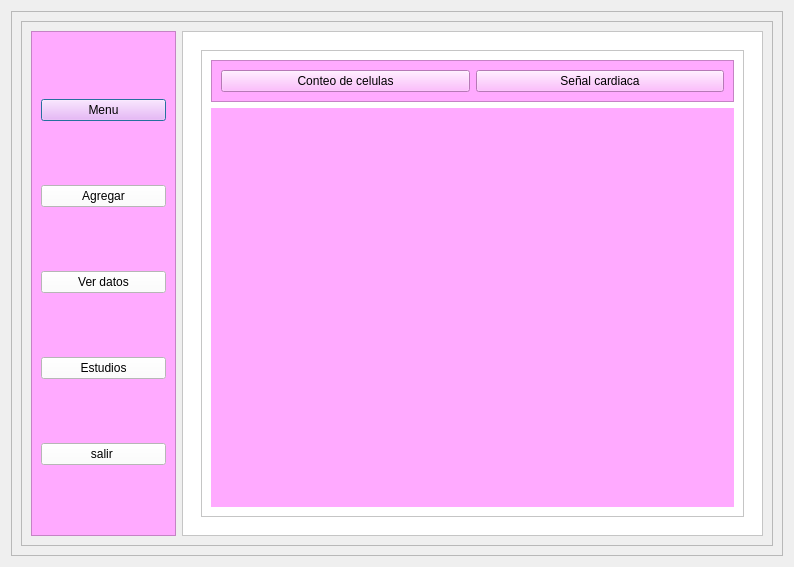
This is ventana resultado.ui in isavalenra/PROYECTOFINAL_INFO2 as Qt 5 draws it before an edit. The edited form follows.
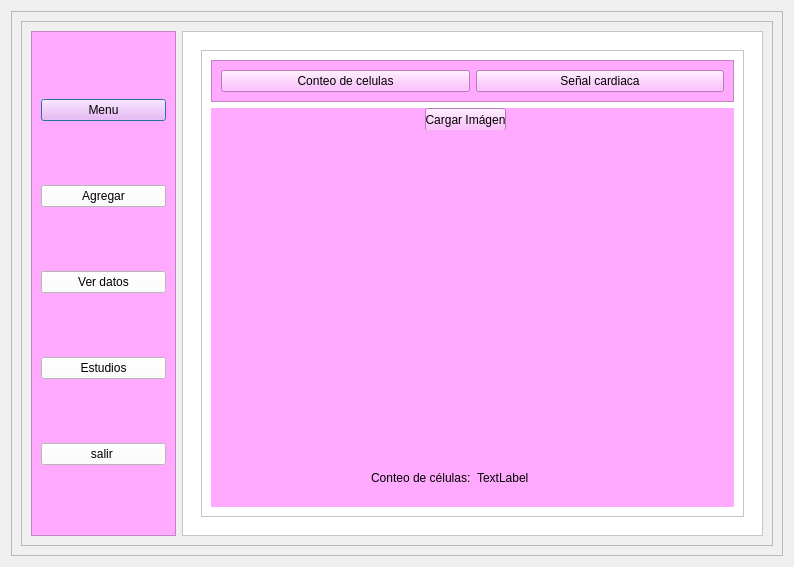
This is the edited form. The open tabs and pages were chosen to show the change.

Patch:
```diff
--- a/ventana resultado.ui
+++ b/ventana resultado.ui
@@ -414,6 +414,58 @@
                       <property name="styleSheet">
                        <string notr="true">background-color: rgb(255, 170, 255);</string>
                       </property>
+                      <widget class="QPushButton" name="cargar_img">
+                       <property name="geometry">
+                        <rect>
+                         <x>214</x>
+                         <y>0</y>
+                         <width>81</width>
+                         <height>23</height>
+                        </rect>
+                       </property>
+                       <property name="text">
+                        <string>Cargar Imágen</string>
+                       </property>
+                      </widget>
+                      <widget class="QLabel" name="img_label">
+                       <property name="geometry">
+                        <rect>
+                         <x>6</x>
+                         <y>22</y>
+                         <width>521</width>
+                         <height>321</height>
+                        </rect>
+                       </property>
+                       <property name="text">
+                        <string/>
+                       </property>
+                      </widget>
+                      <widget class="QWidget" name="">
+                       <property name="geometry">
+                        <rect>
+                         <x>160</x>
+                         <y>360</y>
+                         <width>191</width>
+                         <height>20</height>
+                        </rect>
+                       </property>
+                       <layout class="QHBoxLayout" name="horizontalLayout_15">
+                        <item>
+                         <widget class="QLabel" name="label_12">
+                          <property name="text">
+                           <string>Conteo de células:</string>
+                          </property>
+                         </widget>
+                        </item>
+                        <item>
+                         <widget class="QLabel" name="conteo_celulas">
+                          <property name="text">
+                           <string>TextLabel</string>
+                          </property>
+                         </widget>
+                        </item>
+                       </layout>
+                      </widget>
                      </widget>
                      <widget class="QWidget" name="pag_senal">
                       <widget class="QFrame" name="frame_5">
```
Left out of the diff: 34 changed lines with no effect on the pictures.
